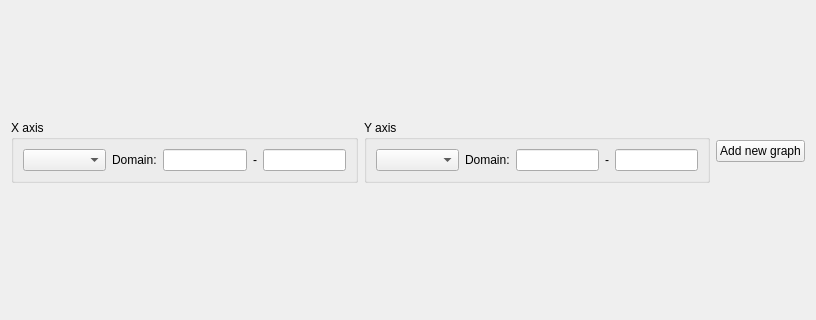
The window that tinyos-2.x/trunk/support/cpp/TestShimmer/src/GraphWidget.ui (baharev/szte-wsn-code) describes before a commit, drawn with Qt 5; both pictures show x 0 to 816 and y 152 to 472 of the 816 by 608 pixel window.
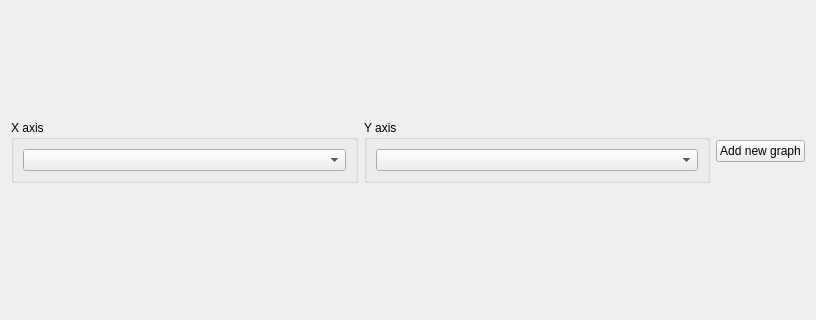
The same window after the commit.

The edit to the form file:
```diff
--- a/tinyos-2.x/trunk/support/cpp/TestShimmer/src/GraphWidget.ui
+++ b/tinyos-2.x/trunk/support/cpp/TestShimmer/src/GraphWidget.ui
@@ -21,30 +21,10 @@
        <property name="title">
         <string>X axis</string>
        </property>
-       <layout class="QHBoxLayout" name="horizontalLayout_3" stretch="1,0,1,0,1">
+       <layout class="QHBoxLayout" name="horizontalLayout_3" stretch="1">
         <item>
          <widget class="QComboBox" name="xComboBox"/>
         </item>
-        <item>
-         <widget class="QLabel" name="label">
-          <property name="text">
-           <string>Domain:</string>
-          </property>
-         </widget>
-        </item>
-        <item>
-         <widget class="QLineEdit" name="xDomainFrom"/>
-        </item>
-        <item>
-         <widget class="QLabel" name="label_2">
-          <property name="text">
-           <string>-</string>
-          </property>
-         </widget>
-        </item>
-        <item>
-         <widget class="QLineEdit" name="xDomainTo"/>
-        </item>
        </layout>
       </widget>
      </item>
@@ -53,30 +33,10 @@
        <property name="title">
         <string>Y axis</string>
        </property>
-       <layout class="QHBoxLayout" name="horizontalLayout_2" stretch="1,0,1,0,1">
+       <layout class="QHBoxLayout" name="horizontalLayout_2" stretch="1">
         <item>
          <widget class="QComboBox" name="yComboBox"/>
         </item>
-        <item>
-         <widget class="QLabel" name="label_4">
-          <property name="text">
-           <string>Domain:</string>
-          </property>
-         </widget>
-        </item>
-        <item>
-         <widget class="QLineEdit" name="yDomainFrom"/>
-        </item>
-        <item>
-         <widget class="QLabel" name="label_3">
-          <property name="text">
-           <string>-</string>
-          </property>
-         </widget>
-        </item>
-        <item>
-         <widget class="QLineEdit" name="yDomainTo"/>
-        </item>
        </layout>
       </widget>
      </item>
```
